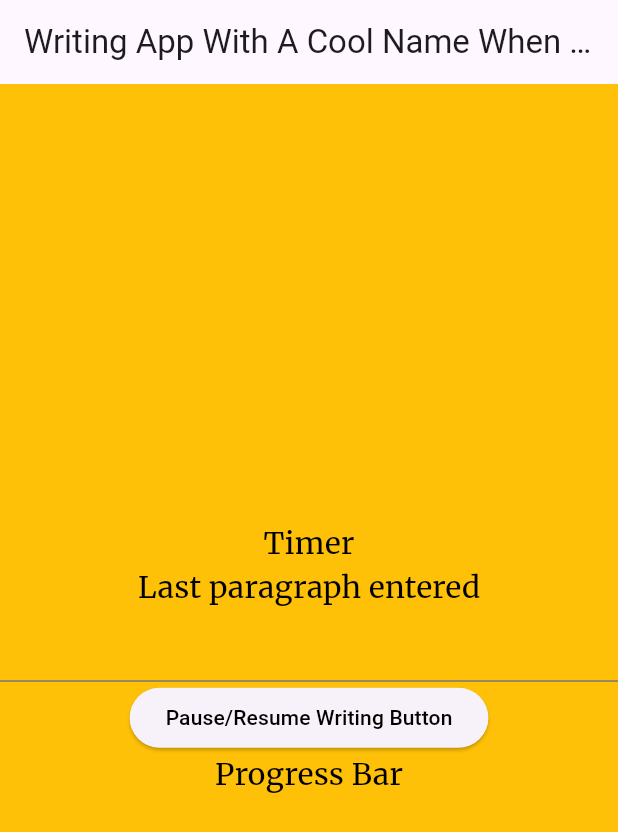
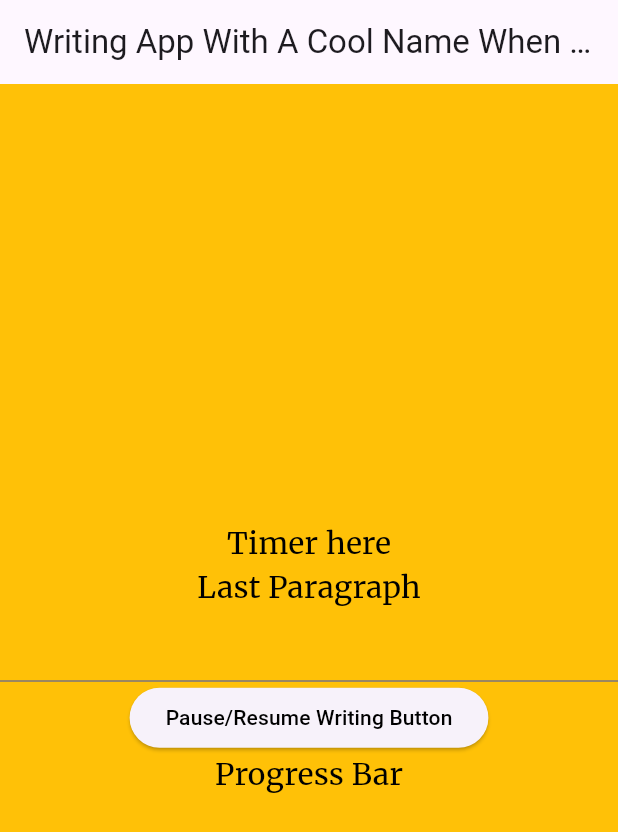
Before and after one commit to kkhhaaooss/adhd_writing_app, a Flutter app: the screen it shows after launch, on a phone screen of 412 x 824 dp. Shown: the top 832 px of the screen. Run offline on Flutter 3.47's test engine with Material 3 defaults, Android fonts, the light colour scheme and no system bars; our stand-ins replace google_fonts.

Commit message:
Separates interface widgets into custom classes

```diff
--- a/lib/interface.dart
+++ b/lib/interface.dart
@@ -1,4 +1,8 @@
+import 'package:adhd_writing_app/last_paragraph.dart';
+import 'package:adhd_writing_app/pause_resume.dart';
+import 'package:adhd_writing_app/progress_bar.dart';
 import 'package:adhd_writing_app/text_input.dart';
+import 'package:adhd_writing_app/turn_timer.dart';
 import 'package:flutter/material.dart';
 
 class Interface extends StatefulWidget {
@@ -11,47 +15,26 @@ class Interface extends StatefulWidget {
 class _InterfaceState extends State<Interface> {
   @override
   Widget build(BuildContext context) {
-    return SizedBox(
+    return const SizedBox(
       width: double.infinity,
       child: Center(
         child: Column(
           mainAxisAlignment: MainAxisAlignment.center,
           children: [
             // TODO(kkhhaaooss): implement circular timer widget
-            Text(
-              'Timer',
-              style: Theme.of(context).textTheme.bodyMedium,
-            ),
+            TurnTimer(),
 
             // TODO(kkhhaaooss): implement last entered paragraph widget
-            const Text(
-              'Last paragraph entered',
-              style: TextStyle(
-                color: Colors.black,
-              ),
-            ),
+            LastParagraph(),
 
             // TODO(kkhhaaooss): implement text input box
-            const TextInput(),
+            TextInput(),
 
             // TODO(kkhhaaooss): implement pause/resume writing button
-            ElevatedButton(
-              onPressed: () {},
-              child: const Text(
-                'Pause/Resume Writing Button',
-                style: TextStyle(
-                  color: Colors.black,
-                ),
-              ),
-            ),
+            PauseResume(),
 
             // TODO(kkhhaaooss): implement progress bar
-            const Text(
-              'Progress Bar',
-              style: TextStyle(
-                color: Colors.black,
-              ),
-            ),
+            ProgressBar(),
           ],
         ),
       ),
--- /dev/null
+++ b/lib/last_paragraph.dart
@@ -0,0 +1,15 @@
+import 'package:flutter/material.dart';
+
+class LastParagraph extends StatefulWidget {
+  const LastParagraph({super.key});
+
+  @override
+  State<LastParagraph> createState() => _LastParagraphState();
+}
+
+class _LastParagraphState extends State<LastParagraph> {
+  @override
+  Widget build(BuildContext context) {
+    return const Text('Last Paragraph');
+  }
+}
--- /dev/null
+++ b/lib/pause_resume.dart
@@ -0,0 +1,23 @@
+import 'package:flutter/material.dart';
+
+class PauseResume extends StatefulWidget {
+  const PauseResume({super.key});
+
+  @override
+  State<PauseResume> createState() => _PauseResumeState();
+}
+
+class _PauseResumeState extends State<PauseResume> {
+  @override
+  Widget build(BuildContext context) {
+    return ElevatedButton(
+      onPressed: () {},
+      child: const Text(
+        'Pause/Resume Writing Button',
+        style: TextStyle(
+          color: Colors.black,
+        ),
+      ),
+    );
+  }
+}
--- /dev/null
+++ b/lib/progress_bar.dart
@@ -0,0 +1,15 @@
+import 'package:flutter/material.dart';
+
+class ProgressBar extends StatefulWidget {
+  const ProgressBar({super.key});
+
+  @override
+  State<ProgressBar> createState() => _ProgressBarState();
+}
+
+class _ProgressBarState extends State<ProgressBar> {
+  @override
+  Widget build(BuildContext context) {
+    return const Text('Progress Bar');
+  }
+}
--- a/lib/turn_timer.dart
+++ b/lib/turn_timer.dart
@@ -10,6 +10,6 @@ class TurnTimer extends StatefulWidget {
 class _TurnTimerState extends State<TurnTimer> {
   @override
   Widget build(BuildContext context) {
-    return const Placeholder();
+    return const Text('Timer here');
   }
 }
```
